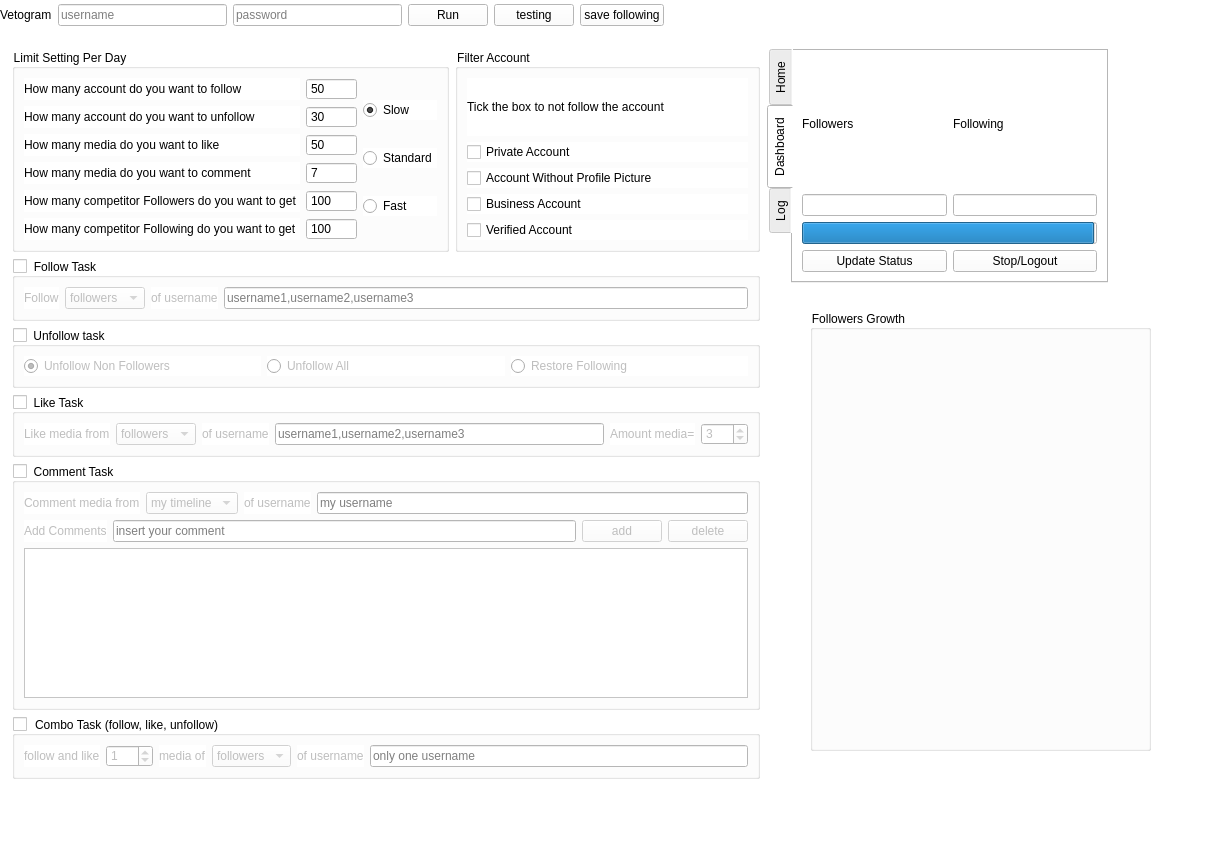
The window that MyappV2/ui/MainWindow.ui (ohld/igbot) describes before a commit, drawn with Qt 5.
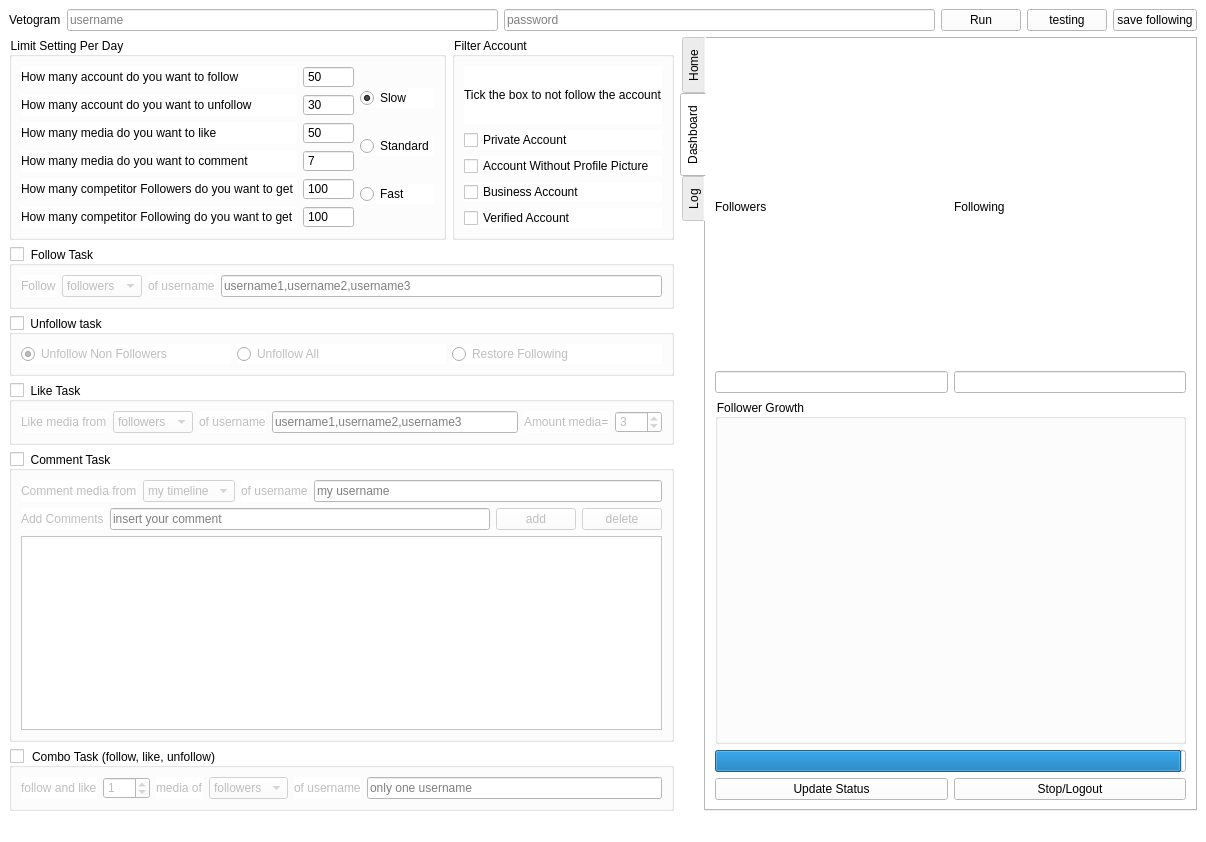
The same window after the commit.

```diff
--- a/MyappV2/ui/MainWindow.ui
+++ b/MyappV2/ui/MainWindow.ui
@@ -21,135 +21,65 @@
 </string>
   </property>
   <widget class="QWidget" name="centralwidget">
-   <widget class="QTabWidget" name="tabWidget">
-    <property name="geometry">
-     <rect>
-      <x>767</x>
-      <y>49</y>
-      <width>341</width>
-      <height>234</height>
-     </rect>
-    </property>
-    <property name="tabPosition">
-     <enum>QTabWidget::West</enum>
-    </property>
-    <property name="tabShape">
-     <enum>QTabWidget::Rounded</enum>
-    </property>
-    <property name="currentIndex">
-     <number>1</number>
-    </property>
-    <widget class="QWidget" name="tab_home">
-     <attribute name="title">
-      <string>Home</string>
-     </attribute>
-     <layout class="QVBoxLayout" name="verticalLayout_14"/>
-    </widget>
-    <widget class="QWidget" name="tab_dashboard">
-     <attribute name="title">
-      <string>Dashboard</string>
-     </attribute>
-     <layout class="QVBoxLayout" name="verticalLayout_13">
+   <layout class="QVBoxLayout" name="verticalLayout_11">
       <item>
-       <layout class="QVBoxLayout" name="verticalLayout_12">
+     <layout class="QHBoxLayout" name="horizontalLayout_17">
         <item>
-         <layout class="QHBoxLayout" name="horizontalLayout_15">
-          <item>
-           <layout class="QVBoxLayout" name="verticalLayout_7">
-            <item>
-             <widget class="QLabel" name="label_16">
-              <property name="text">
-               <string>Followers</string>
-              </property>
-             </widget>
-            </item>
-            <item>
-             <widget class="QLineEdit" name="lineEdit_followers">
+       <widget class="QLabel" name="label">
+        <property name="styleSheet">
+         <string notr="true">font: 12pt &quot;Times New Roman&quot;;</string>
+        </property>
               <property name="text">
-               <string/>
-              </property>
-              <property name="readOnly">
-               <bool>true</bool>
-              </property>
-             </widget>
-            </item>
-           </layout>
-          </item>
+         <string>Vetogram</string>
+        </property>
+       </widget>
+      </item>
           <item>
-           <layout class="QVBoxLayout" name="verticalLayout_8">
-            <item>
-             <widget class="QLabel" name="label_17">
-              <property name="text">
-               <string>Following</string>
+       <widget class="QLineEdit" name="lineEdit_username">
+        <property name="placeholderText">
+         <string>username</string>
               </property>
              </widget>
             </item>
             <item>
-             <widget class="QLineEdit" name="lineEdit_following">
-              <property name="text">
-               <string/>
-              </property>
-              <property name="readOnly">
-               <bool>true</bool>
-              </property>
-             </widget>
-            </item>
-           </layout>
-          </item>
-         </layout>
-        </item>
+       <widget class="QLineEdit" name="lineEdit_password">
+        <property name="inputMethodHints">
+         <set>Qt::ImhHiddenText|Qt::ImhNoAutoUppercase|Qt::ImhNoPredictiveText|Qt::ImhSensitiveData</set>
+        </property>
+        <property name="echoMode">
+         <enum>QLineEdit::Password</enum>
+        </property>
+        <property name="placeholderText">
+         <string>password</string>
+        </property>
+       </widget>
+      </item>
         <item>
-         <widget class="QProgressBar" name="progressBar">
-          <property name="value">
-           <number>99</number>
-          </property>
-          <property name="format">
-           <string/>
-          </property>
+       <widget class="QPushButton" name="pushButton_run">
+        <property name="text">
+         <string>Run</string>
+        </property>
          </widget>
         </item>
         <item>
-         <layout class="QHBoxLayout" name="horizontalLayout_11">
-          <item>
-           <widget class="QPushButton" name="pushButton_update_status">
+       <widget class="QPushButton" name="button_testing">
             <property name="text">
-             <string>Update Status</string>
+         <string>testing</string>
             </property>
            </widget>
           </item>
           <item>
-           <widget class="QPushButton" name="pushButton_stop">
+       <widget class="QPushButton" name="pushButton">
             <property name="text">
-             <string>Stop/Logout</string>
+         <string>save following</string>
             </property>
            </widget>
           </item>
          </layout>
         </item>
-       </layout>
-      </item>
-     </layout>
-    </widget>
-    <widget class="QWidget" name="tab_3">
-     <attribute name="title">
-      <string>Log</string>
-     </attribute>
-     <layout class="QHBoxLayout" name="horizontalLayout_6">
       <item>
-       <widget class="QTextEdit" name="textEdit"/>
-      </item>
-     </layout>
-    </widget>
-   </widget>
-   <widget class="QWidget" name="layoutWidget">
-    <property name="geometry">
-     <rect>
-      <x>12</x>
-      <y>49</y>
-      <width>748</width>
-      <height>730</height>
-     </rect>
-    </property>
+     <layout class="QHBoxLayout" name="horizontalLayout_18">
+      <item>
     <layout class="QVBoxLayout" name="verticalLayout_10">
      <item>
       <layout class="QHBoxLayout" name="horizontalLayout_16">
@@ -769,84 +699,131 @@
       </widget>
      </item>
     </layout>
-   </widget>
-   <widget class="QWidget" name="layoutWidget">
-    <property name="geometry">
-     <rect>
-      <x>0</x>
-      <y>0</y>
-      <width>664</width>
-      <height>30</height>
-     </rect>
-    </property>
-    <layout class="QHBoxLayout" name="horizontalLayout_17">
+      </item>
      <item>
-      <widget class="QLabel" name="label">
-       <property name="styleSheet">
-        <string notr="true">font: 12pt &quot;Times New Roman&quot;;</string>
-       </property>
-       <property name="text">
-        <string>Vetogram</string>
-       </property>
-      </widget>
-     </item>
-     <item>
-      <widget class="QLineEdit" name="lineEdit_username">
-       <property name="placeholderText">
-        <string>username</string>
-       </property>
-      </widget>
-     </item>
+       <widget class="QTabWidget" name="tabWidget">
+        <property name="tabPosition">
+         <enum>QTabWidget::West</enum>
+        </property>
+        <property name="tabShape">
+         <enum>QTabWidget::Rounded</enum>
+        </property>
+        <property name="currentIndex">
+         <number>1</number>
+        </property>
+        <widget class="QWidget" name="tab_home">
+         <attribute name="title">
+          <string>Home</string>
+         </attribute>
+         <layout class="QVBoxLayout" name="verticalLayout_14"/>
+        </widget>
+        <widget class="QWidget" name="tab_dashboard">
+         <attribute name="title">
+          <string>Dashboard</string>
+         </attribute>
+         <layout class="QVBoxLayout" name="verticalLayout_13">
      <item>
-      <widget class="QLineEdit" name="lineEdit_password">
-       <property name="inputMethodHints">
-        <set>Qt::ImhHiddenText|Qt::ImhNoAutoUppercase|Qt::ImhNoPredictiveText|Qt::ImhSensitiveData</set>
-       </property>
-       <property name="echoMode">
-        <enum>QLineEdit::Password</enum>
-       </property>
-       <property name="placeholderText">
-        <string>password</string>
-       </property>
+           <layout class="QVBoxLayout" name="verticalLayout_12">
+            <item>
+             <layout class="QHBoxLayout" name="horizontalLayout_15">
+              <item>
+               <layout class="QVBoxLayout" name="verticalLayout_7">
+                <item>
+                 <widget class="QLabel" name="label_16">
+                  <property name="text">
+                   <string>Followers</string>
+                  </property>
       </widget>
      </item>
      <item>
-      <widget class="QPushButton" name="pushButton_run">
+                 <widget class="QLineEdit" name="lineEdit_followers">
        <property name="text">
-        <string>Run</string>
-       </property>
-      </widget>
-     </item>
+                   <string/>
+                  </property>
+                  <property name="readOnly">
+                   <bool>true</bool>
+                  </property>
+                 </widget>
+                </item>
+               </layout>
+              </item>
      <item>
-      <widget class="QPushButton" name="button_testing">
+               <layout class="QVBoxLayout" name="verticalLayout_8">
+                <item>
+                 <widget class="QLabel" name="label_17">
        <property name="text">
-        <string>testing</string>
+                   <string>Following</string>
        </property>
       </widget>
      </item>
      <item>
-      <widget class="QPushButton" name="pushButton">
+                 <widget class="QLineEdit" name="lineEdit_following">
        <property name="text">
-        <string>save following</string>
-       </property>
+                   <string/>
+                  </property>
+                  <property name="readOnly">
+                   <bool>true</bool>
+                  </property>
       </widget>
      </item>
     </layout>
-   </widget>
+              </item>
+             </layout>
+            </item>
+            <item>
    <widget class="QGroupBox" name="groupBox_2">
-    <property name="geometry">
-     <rect>
-      <x>810</x>
-      <y>310</y>
-      <width>341</width>
-      <height>441</height>
-     </rect>
-    </property>
     <property name="title">
-     <string>Followers Growth</string>
-    </property>
-    <layout class="QVBoxLayout" name="verticalLayout_11"/>
-   </widget>
+               <string>Follower Growth</string>
+              </property>
+             </widget>
+            </item>
+            <item>
+             <widget class="QProgressBar" name="progressBar">
+              <property name="value">
+               <number>99</number>
+              </property>
+              <property name="format">
+               <string/>
+              </property>
+             </widget>
+            </item>
+            <item>
+             <layout class="QHBoxLayout" name="horizontalLayout_11">
+              <item>
+               <widget class="QPushButton" name="pushButton_update_status">
+                <property name="text">
+                 <string>Update Status</string>
+                </property>
+               </widget>
+              </item>
+              <item>
+               <widget class="QPushButton" name="pushButton_stop">
+                <property name="text">
+                 <string>Stop/Logout</string>
+                </property>
+               </widget>
+              </item>
+             </layout>
+            </item>
+           </layout>
+          </item>
+         </layout>
+        </widget>
+        <widget class="QWidget" name="tab_3">
+         <attribute name="title">
+          <string>Log</string>
+         </attribute>
+         <layout class="QHBoxLayout" name="horizontalLayout_6">
+          <item>
+           <widget class="QTextEdit" name="textEdit"/>
+          </item>
+         </layout>
+        </widget>
+       </widget>
+      </item>
+     </layout>
+    </item>
+   </layout>
   </widget>
   <widget class="QMenuBar" name="menubar">
    <property name="geometry">
```
Lines whose indentation alone changed are shown as unchanged.
